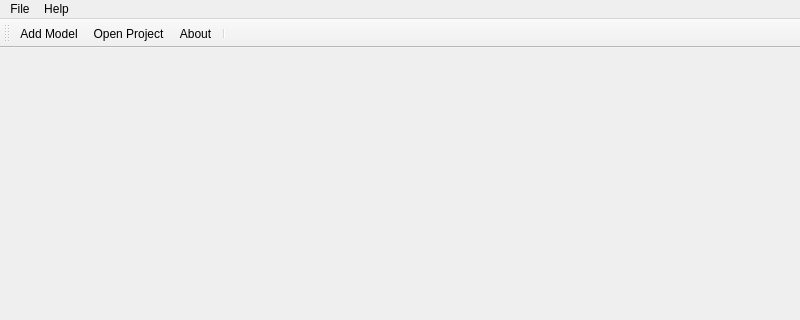
The window that modules/lab3d/ui/MainWindow.ui (libcoral/coral-3dlab) describes before a commit, drawn with Qt 5; both pictures show x 0 to 800 and y 0 to 320 of the 800 by 600 pixel window.
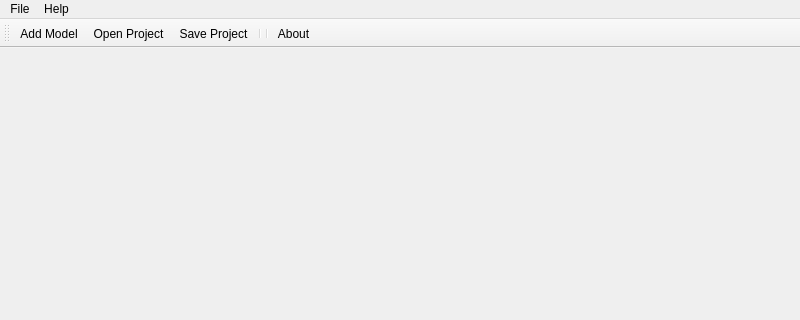
The same window after the commit. Icons and pictures are not drawn.

Commit message: FlyManipulator fixes up when activated. Created selection manipulator. Created project saving confirmation dialog

Diff of the .ui file:
```diff
--- a/modules/lab3d/ui/MainWindow.ui
+++ b/modules/lab3d/ui/MainWindow.ui
@@ -56,8 +56,10 @@
    </attribute>
    <addaction name="action_AddModel"/>
    <addaction name="action_OpenProject"/>
+   <addaction name="action_SaveProject"/>
+   <addaction name="separator"/>
+   <addaction name="separator"/>
    <addaction name="actionAbout"/>
-   <addaction name="separator"/>
   </widget>
   <action name="action_AddModel">
    <property name="icon">
```
The commit also changes 9 other files.
